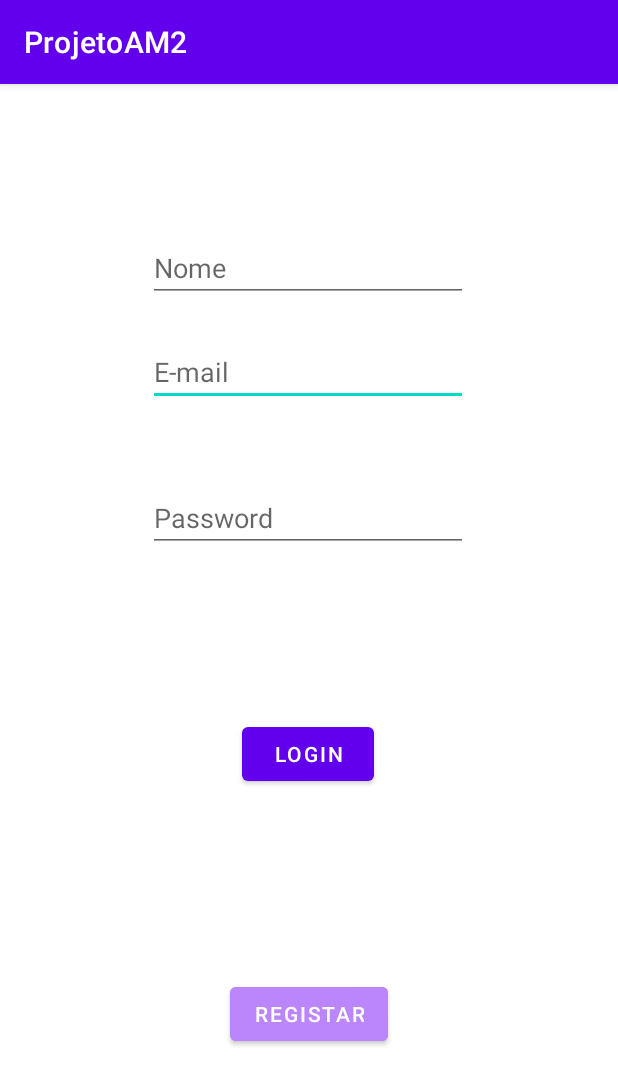
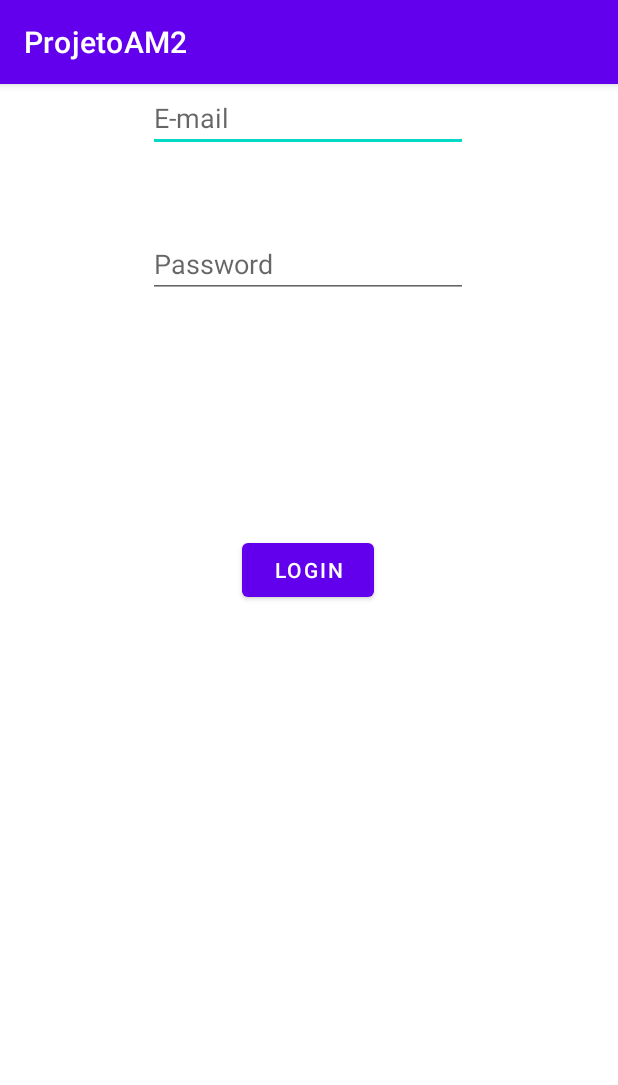
Before and after one commit to ruisoares01/AM2122, an Android app: the screen it shows after launch (LoginActivity), on a phone screen of 412 x 824 dp. Shown: the top 1085 px of the screen. Run offline under Robolectric (Android 15) with nearby library versions, the light colour scheme and no system bars; our stand-ins replace Firebase (no records; nobody signed in at launch, a user with empty details on screens opened directly).

Commit message:
codigo atualizado

```diff
--- a/ProjetoAM2/app/src/main/AndroidManifest.xml
+++ b/ProjetoAM2/app/src/main/AndroidManifest.xml
@@ -26,9 +26,6 @@
             android:name=".MainActivity"
             android:exported="true"
             android:label="@string/app_name" />
-        <activity
-            android:name=".UserRegister"
-            android:exported="true" />
     </application>
 
 </manifest>
--- a/ProjetoAM2/app/src/main/java/com/example/projetoam2/Model/User.kt
+++ b/ProjetoAM2/app/src/main/java/com/example/projetoam2/Model/User.kt
@@ -1,5 +1,5 @@
 package com.example.projetoam2.Model
 
-data class User (val nome : String? = null, val email : String? = null, val password : String? = null){
+data class User (val email : String? = null, val password : String? = null){
 
 }
--- a/ProjetoAM2/app/src/main/res/layout/activity_login.xml
+++ b/ProjetoAM2/app/src/main/res/layout/activity_login.xml
@@ -10,14 +10,13 @@
         android:id="@+id/editTextEmail"
         android:layout_width="wrap_content"
         android:layout_height="wrap_content"
-        android:layout_marginTop="24dp"
         android:ems="10"
         android:hint="E-mail"
         android:inputType="textPersonName"
         app:layout_constraintEnd_toEndOf="parent"
         app:layout_constraintHorizontal_bias="0.497"
         app:layout_constraintStart_toStartOf="parent"
-        app:layout_constraintTop_toBottomOf="@+id/editTextNome" />
+        tools:layout_editor_absoluteY="169dp" />
 
     <EditText
         android:id="@+id/editTextTextPassword"
@@ -44,28 +43,4 @@
         app:layout_constraintTop_toBottomOf="@+id/editTextTextPassword"
         app:layout_constraintVertical_bias="0.272" />
 
-    <Button
-        android:id="@+id/buttonRegister"
-        android:layout_width="wrap_content"
-        android:layout_height="wrap_content"
-        android:backgroundTint="@color/purple_200"
-        android:text="Registar"
-        app:layout_constraintBottom_toBottomOf="parent"
-        app:layout_constraintEnd_toEndOf="parent"
-        app:layout_constraintStart_toStartOf="parent"
-        app:layout_constraintTop_toBottomOf="@+id/buttonLogin"
-        app:layout_constraintVertical_bias="0.502" />
-
-    <EditText
-        android:id="@+id/editTextNome"
-        android:layout_width="wrap_content"
-        android:layout_height="wrap_content"
-        android:layout_marginTop="100dp"
-        android:ems="10"
-        android:inputType="textPersonName"
-        android:hint="Nome"
-        app:layout_constraintEnd_toEndOf="parent"
-        app:layout_constraintHorizontal_bias="0.497"
-        app:layout_constraintStart_toStartOf="parent"
-        app:layout_constraintTop_toTopOf="parent" />
 </androidx.constraintlayout.widget.ConstraintLayout>
```
Also changed, not shown: ProjetoAM2/app/src/main/java/com/example/projetoam2/LoginActivity.kt (+4 -14 lines), ProjetoAM2/app/src/main/java/com/example/projetoam2/UserRegister.kt (deleted, +0 -56 lines), ProjetoAM2/app/src/main/res/layout/activity_user_register.xml (deleted, +0 -60 lines).
